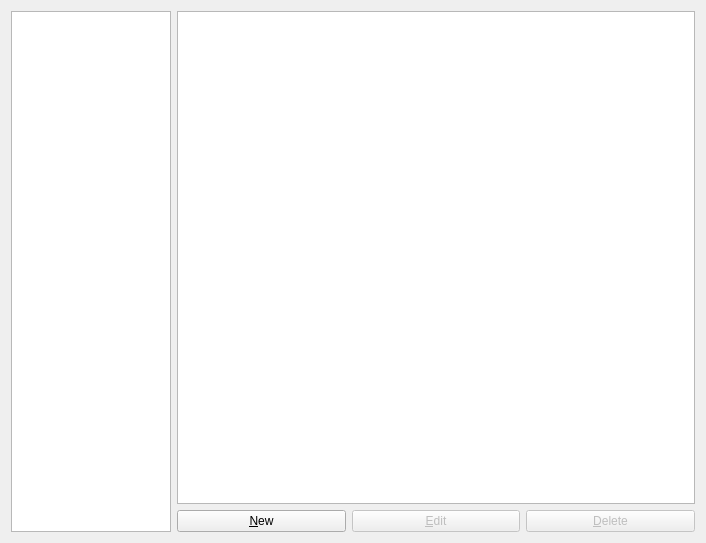
Before: the Qt Designer form gns3/modules/qemu/ui/qemu_vm_preferences_page.ui in GNS3/gns3-gui, drawn with Qt 5.
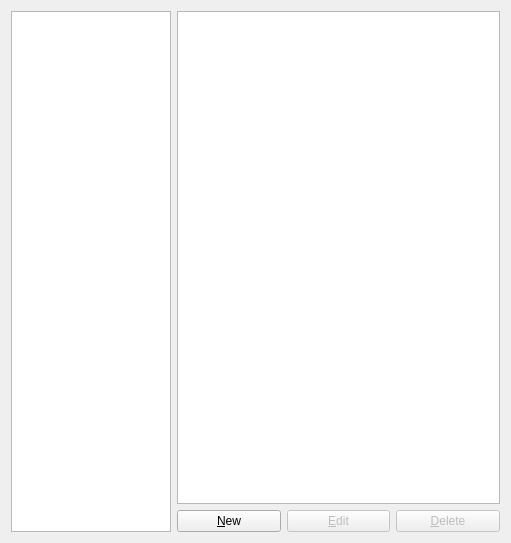
After: the same form once the commit is applied.

Commit message: Remove remote servers list from module preferences + some other preferences re-factoring.

The edit to the form file:
```diff
--- a/gns3/modules/qemu/ui/qemu_vm_preferences_page.ui
+++ b/gns3/modules/qemu/ui/qemu_vm_preferences_page.ui
@@ -6,7 +6,7 @@
    <rect>
     <x>0</x>
     <y>0</y>
-    <width>706</width>
+    <width>511</width>
     <height>543</height>
    </rect>
   </property>
@@ -56,6 +56,12 @@
    </item>
    <item row="0" column="1">
     <widget class="QTreeWidget" name="uiQemuVMInfoTreeWidget">
+     <property name="sizePolicy">
+      <sizepolicy hsizetype="MinimumExpanding" vsizetype="Expanding">
+       <horstretch>0</horstretch>
+       <verstretch>0</verstretch>
+      </sizepolicy>
+     </property>
      <property name="indentation">
       <number>10</number>
      </property>
```
The commit also changes 28 other files.
